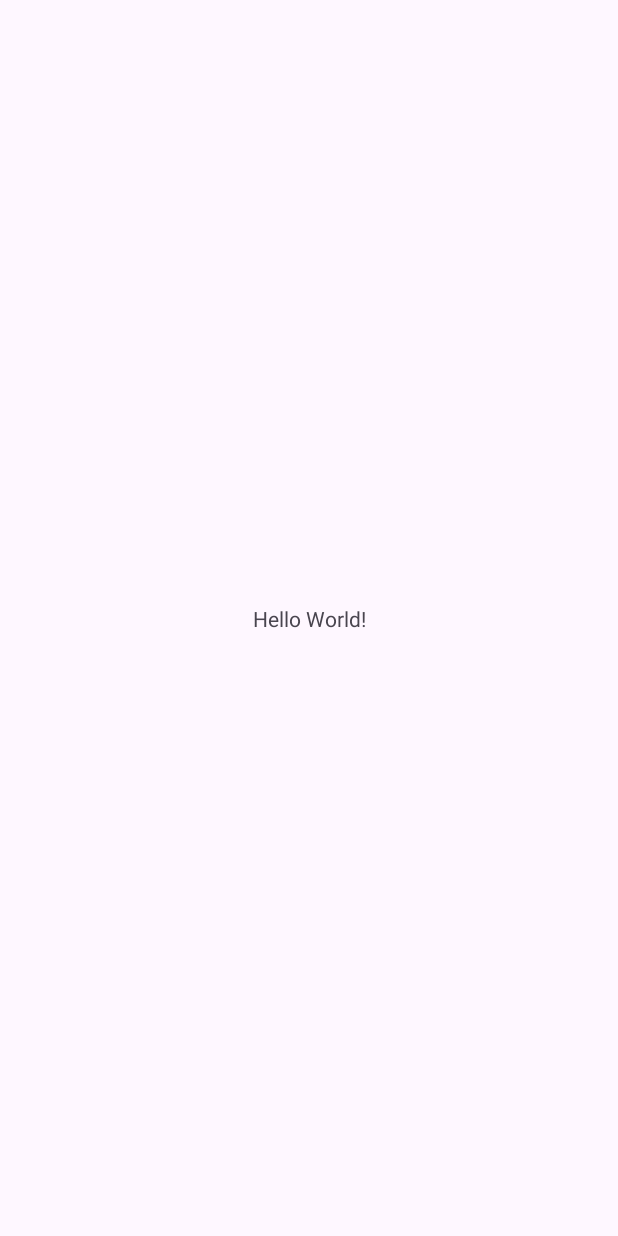
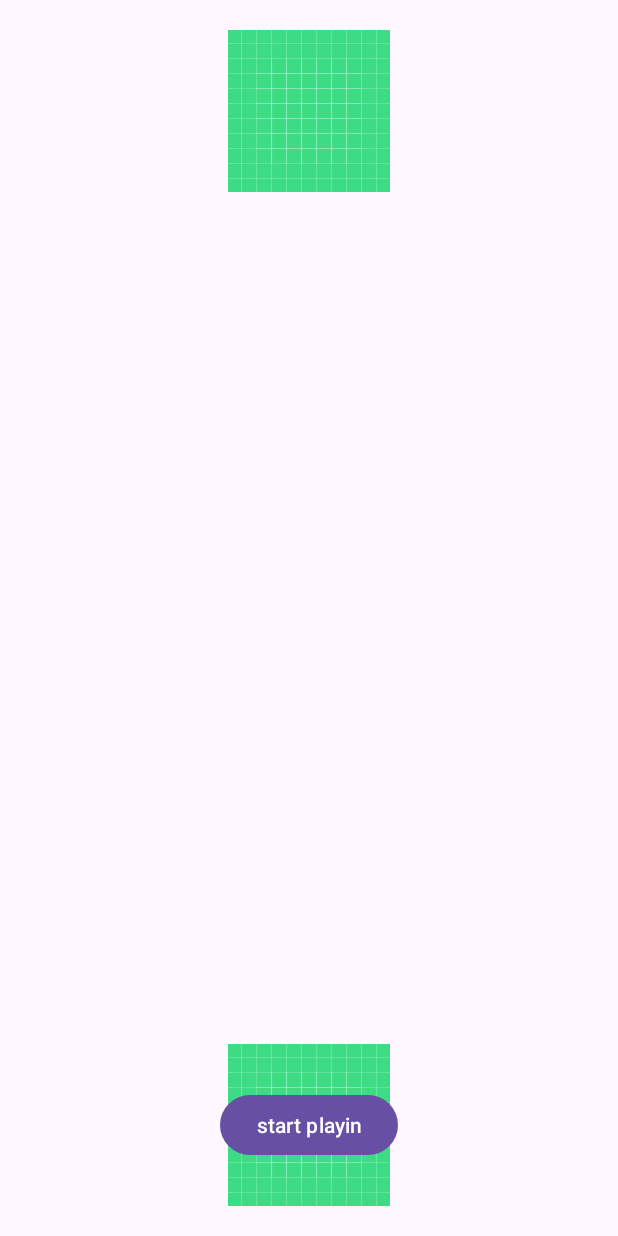
Before and after one commit to smored/SoundShift, an Android app: the screen it shows after launch (MainActivity), on a phone screen of 412 x 824 dp. Before the commit the screen is almost empty. Run offline under Robolectric (Android 15) with nearby library versions, the phone set to English and light mode, and no system bars.

Commit message:
made main activity and control activity

```diff
--- a/app/src/main/res/layout/activity_main.xml
+++ b/app/src/main/res/layout/activity_main.xml
@@ -1,18 +1,57 @@
 <?xml version="1.0" encoding="utf-8"?>
-<androidx.constraintlayout.widget.ConstraintLayout xmlns:android="http://schemas.android.com/apk/res/android"
-    xmlns:app="http://schemas.android.com/apk/res-auto"
-    xmlns:tools="http://schemas.android.com/tools"
+<RelativeLayout
+    xmlns:android="http://schemas.android.com/apk/res/android"
     android:layout_width="match_parent"
-    android:layout_height="match_parent"
-    tools:context=".MainActivity">
+    android:layout_height="match_parent">
 
-    <TextView
-        android:layout_width="wrap_content"
+    <!--    Our App Logo goes here-->
+    <ImageView
+        android:layout_width="match_parent"
         android:layout_height="wrap_content"
-        android:text="Hello World!"
-        app:layout_constraintBottom_toBottomOf="parent"
-        app:layout_constraintEnd_toEndOf="parent"
-        app:layout_constraintStart_toStartOf="parent"
-        app:layout_constraintTop_toTopOf="parent" />
+        android:layout_alignParentTop="true"
+        android:src="@drawable/ic_launcher_background"
+        android:id="@+id/ssLogo"
+        android:padding="20dp"/>
 
-</androidx.constraintlayout.widget.ConstraintLayout>
+<!--    This is where the shifts will be  -->
+    <RelativeLayout
+        android:layout_width="match_parent"
+        android:layout_height="600dp"
+        android:layout_centerInParent="true"
+        android:padding="0dp">
+
+        <ListView
+            android:layout_width="match_parent"
+            android:layout_height="wrap_content"/>
+
+
+    </RelativeLayout>
+
+    <!--    Bottom control bar -->
+    <ImageView
+        android:layout_width="match_parent"
+        android:layout_height="wrap_content"
+        android:layout_alignParentBottom="true"
+        android:src="@drawable/ic_launcher_background"
+        android:id="@+id/bottomBar"
+        android:padding="20dp"/>
+
+    <RelativeLayout
+        android:layout_width="match_parent"
+        android:layout_height="match_parent"
+        android:layout_alignTop="@id/bottomBar"
+        android:layout_alignParentBottom="true">
+
+        <!--     START BUTTON -->
+        <Button
+            android:layout_width="wrap_content"
+            android:layout_height="wrap_content"
+            android:text="start playin"
+            android:id="@+id/startButton"
+            android:layout_centerInParent="true"
+            android:layout_margin="20dp"
+            />
+
+    </RelativeLayout>
+
+</RelativeLayout>
--- /dev/null
+++ b/app/src/main/res/layout/shift_screen_activity.xml
@@ -0,0 +1,6 @@
+<?xml version="1.0" encoding="utf-8"?>
+<androidx.constraintlayout.widget.ConstraintLayout xmlns:android="http://schemas.android.com/apk/res/android"
+    android:layout_width="match_parent"
+    android:layout_height="match_parent">
+
+</androidx.constraintlayout.widget.ConstraintLayout>
--- /dev/null
+++ b/app/src/main/res/layout/song_activity.xml
@@ -0,0 +1,6 @@
+<?xml version="1.0" encoding="utf-8"?>
+<androidx.constraintlayout.widget.ConstraintLayout xmlns:android="http://schemas.android.com/apk/res/android"
+    android:layout_width="match_parent"
+    android:layout_height="match_parent">
+
+</androidx.constraintlayout.widget.ConstraintLayout>
```
Also changed, not shown: app/src/main/res/layout/control_activity.xml (added, +82 -0 lines).
